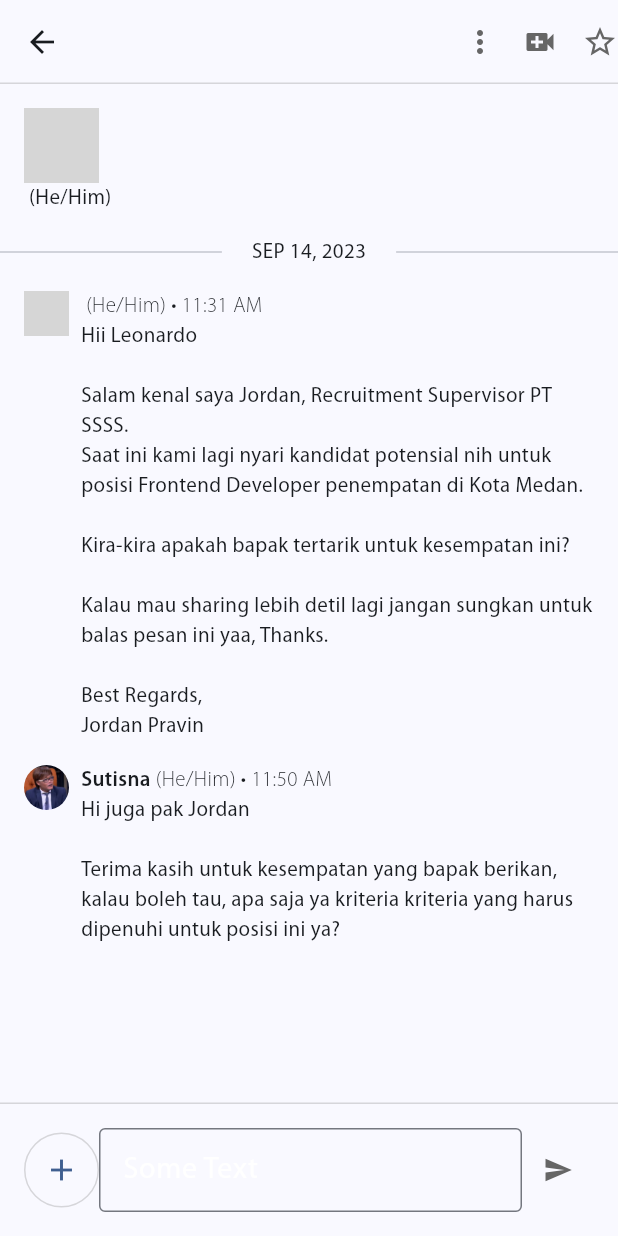
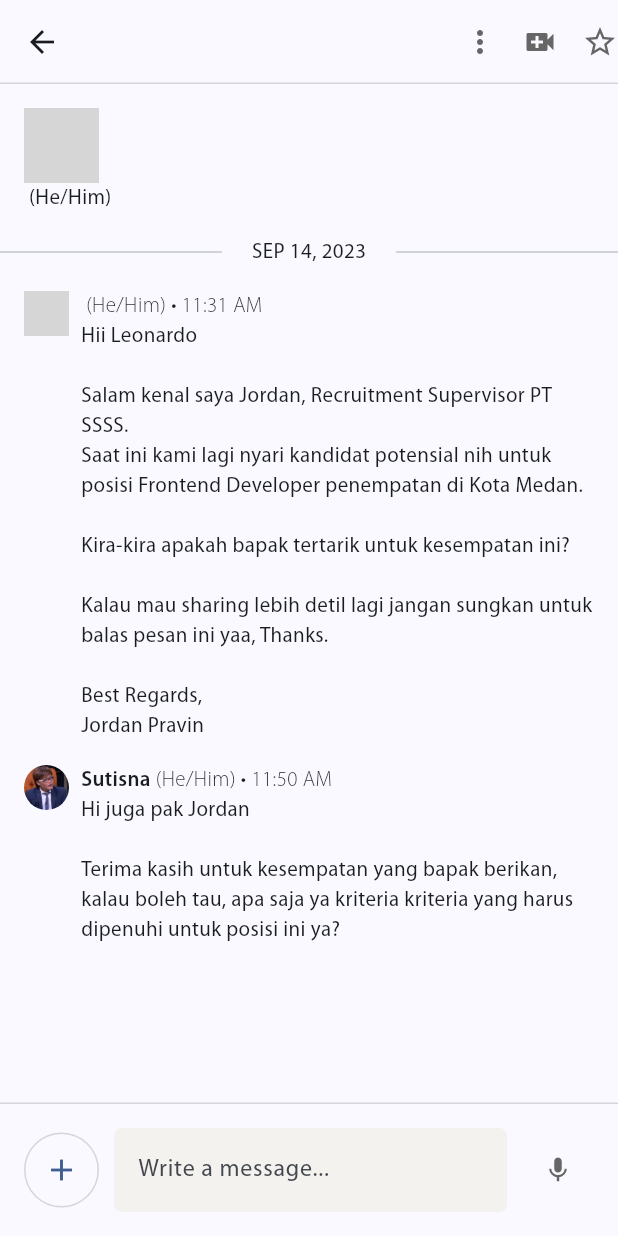
Before and after one commit to MFikriIFC/job_finder, a Flutter app: the ChattingPageView screen opened directly with empty values, on a phone screen of 412 x 824 dp. Run offline on Flutter 3.47's test engine with Material 3 defaults, Android fonts, the phone set to English and light mode, and no system bars; network calls fail; grey boxes are pictures that could not be loaded.

Commit message:
chore : update chatting textfield style

```diff
--- a/lib/pages/chatting_page_view.dart
+++ b/lib/pages/chatting_page_view.dart
@@ -1,7 +1,6 @@
 import 'package:flutter/material.dart';
-import 'package:flutter/widgets.dart';
 
-class ChattingPageView extends StatelessWidget {
+class ChattingPageView extends StatefulWidget {
   const ChattingPageView({
     super.key,
     required this.userImg,
@@ -10,6 +9,13 @@ class ChattingPageView extends StatelessWidget {
 
   final String userImg;
   final String userName;
+
+  @override
+  State<ChattingPageView> createState() => _ChattingPageViewState();
+}
+
+class _ChattingPageViewState extends State<ChattingPageView> {
+  bool _isTyping = false;
 
   @override
   Widget build(BuildContext context) {
@@ -23,7 +29,7 @@ class ChattingPageView extends StatelessWidget {
           )
         ),
         title: Text(
-          userName,
+          widget.userName,
           maxLines: 1, // Limit to 2 lines
           overflow: TextOverflow.ellipsis,
           style: const TextStyle(height: 1,),
@@ -49,7 +55,7 @@ class ChattingPageView extends StatelessWidget {
                             children: [
                               ClipOval(
                                 child: Image.network(
-                                  userImg,
+                                  widget.userImg,
                                   fit: BoxFit.cover,
                                   width: 50,
                                   height: 50,
@@ -58,7 +64,7 @@ class ChattingPageView extends StatelessWidget {
                               Row(
                                 children: [
                                   Text(
-                                    userName,
+                                    widget.userName,
                                     style: const TextStyle(
                                       fontWeight: FontWeight.w600
                                     )
@@ -90,7 +96,7 @@ class ChattingPageView extends StatelessWidget {
                             children: [
                               ClipOval(
                                 child: Image.network(
-                                  userImg,
+                                  widget.userImg,
                                   fit: BoxFit.cover,
                                   width: 30,
                                   height: 30,
@@ -103,7 +109,7 @@ class ChattingPageView extends StatelessWidget {
                                     Row(
                                       children: [
                                         Text(
-                                          userName,
+                                          widget.userName,
                                           style: const TextStyle(
                                             fontWeight: FontWeight.w600
                                           )
@@ -178,7 +184,7 @@ class ChattingPageView extends StatelessWidget {
                       decoration: BoxDecoration(
                         borderRadius: BorderRadius.circular(30.0),
                         border: Border.all(
-                          color: Color.fromARGB(83, 140, 140, 140), // Border color
+                          color: const Color.fromARGB(83, 140, 140, 140), // Border color
                         ),
                       ),
                       child: IconButton(
@@ -187,23 +193,39 @@ class ChattingPageView extends StatelessWidget {
                       ),
                     ),
 
-                    Expanded(
+                  Expanded(
+                    child: Container(
+                      margin: const EdgeInsets.symmetric(horizontal: 10), // Set horizontal margin
                       child: TextFormField(
+                        onChanged: (value) {
+                          setState(() {
+                            _isTyping = value.isNotEmpty;
+                          });
+                        },
                         autocorrect: false,
-                        decoration: const InputDecoration(
-                          labelText: "Some Text",
-                          labelStyle:
-                              TextStyle(fontSize: 20.0, color: Colors.white),
-                          fillColor: Colors.blue,
-                          border: OutlineInputBorder(
-                              // borderRadius:
-                              //     BorderRadius.all(Radius.zero(5.0)),
-                              borderSide: BorderSide(color: Colors.purpleAccent)),
+                        decoration: InputDecoration(
+                          labelText: "Write a message...",
+                          floatingLabelBehavior: FloatingLabelBehavior.never,
+                          filled: true,
+                          fillColor: const Color.fromARGB(255, 244, 242, 238), // Background color
+                          border: InputBorder.none, // Remove the border
+                          enabledBorder: OutlineInputBorder(
+                            borderRadius: BorderRadius.circular(5.0),
+                            borderSide: const BorderSide(color: Colors.transparent),
+                          ),
+                          focusedBorder: OutlineInputBorder(
+                            borderRadius: BorderRadius.circular(5.0),
+                            borderSide: const BorderSide(color: Colors.transparent),
+                          ),
                         ),
                       ),
                     ),
-                    IconButton(
-                      icon: const Icon(Icons.send),
+                  ),
+
+
+
+                  IconButton(
+                      icon: _isTyping ? const Icon(Icons.send) : const Icon(Icons.mic),
                       iconSize: 20.0,
                       onPressed: () {},
                     )
```
